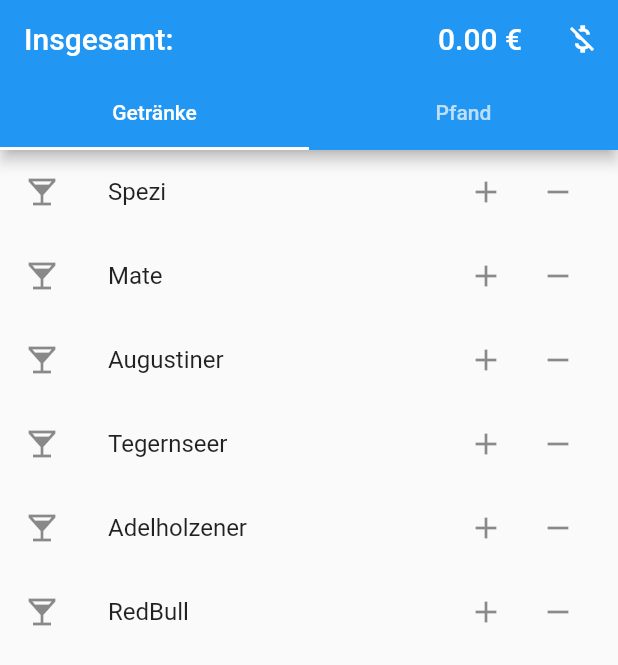
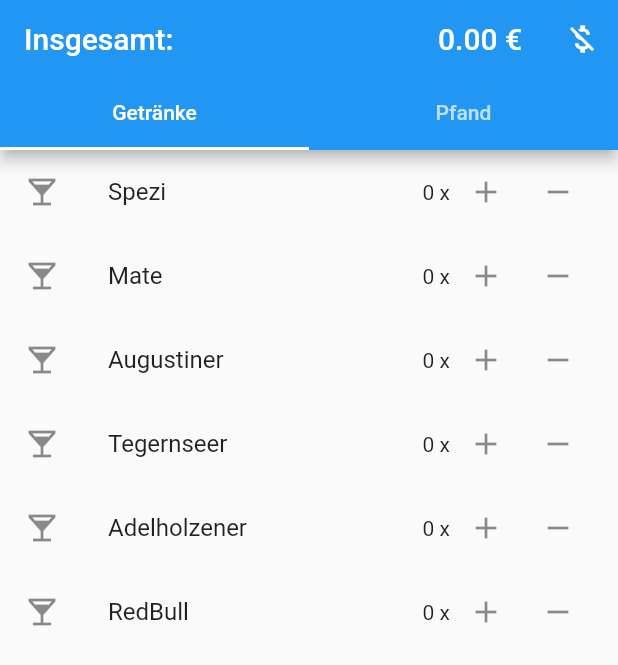
Before and after one commit to artofbeinghuman/trankcalc, a Flutter app: the screen it shows after launch, on a phone screen of 412 x 824 dp. Shown: the top 665 px of the screen. Run offline on Flutter 3.47's test engine with Material 2 defaults, Android fonts, the phone set to English and light mode, and no system bars.

Commit message:
now quantity of selected drinks is shown

```diff
--- a/lib/drinks_list.dart
+++ b/lib/drinks_list.dart
@@ -22,7 +22,7 @@ class DrinksPfandList extends StatelessWidget {
         mainAxisAlignment: MainAxisAlignment.end,
         mainAxisSize: MainAxisSize.min,
         children: <Widget>[
-          // Text('$quantity x'),
+          Text('$quantity x'),
           IconButton(icon: Icon(Icons.add), onPressed: add),
           IconButton(icon: Icon(Icons.remove), onPressed: remove),
         ],
--- a/lib/main.dart
+++ b/lib/main.dart
@@ -4,9 +4,6 @@ import 'package:provider/provider.dart';
 import './drinks.dart';
 import './drinks_list.dart';
 import './tab_app_bar.dart';
-
-// TODO: Move total amount into app bar
-// TODO: add tabs, one for "Getränke", other for "Pfand"
 
 void main() => runApp(MyApp());
 
--- a/lib/tab_app_bar.dart
+++ b/lib/tab_app_bar.dart
@@ -22,7 +22,7 @@ class TabAppBar extends StatelessWidget implements PreferredSizeWidget {
       ),
       actions: <Widget>[
         IconButton(
-          icon: Icon(Icons.money_off),
+          icon: Icon(Icons.money_off,),
           onPressed: Provider.of<Drinks>(context, listen: false).clear,
         ),
       ],
```
